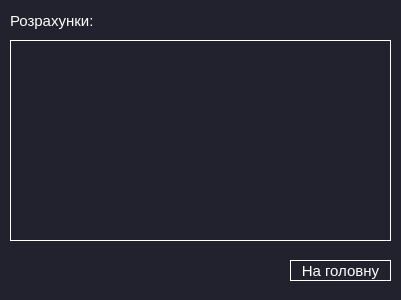
The window that resultViushka.ui (NonExistentUsername/proctica) describes before a commit, drawn with Qt 5.
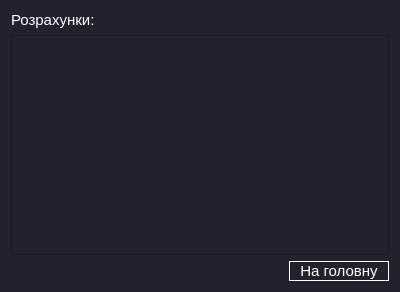
The same window after the commit.

Commit message: it works, i quess

```diff
--- a/resultViushka.ui
+++ b/resultViushka.ui
@@ -6,12 +6,12 @@
    <rect>
     <x>0</x>
     <y>0</y>
-    <width>401</width>
-    <height>300</height>
+    <width>400</width>
+    <height>292</height>
    </rect>
   </property>
   <property name="sizePolicy">
-   <sizepolicy hsizetype="Preferred" vsizetype="Preferred">
+   <sizepolicy hsizetype="Expanding" vsizetype="Expanding">
     <horstretch>0</horstretch>
     <verstretch>0</verstretch>
    </sizepolicy>
@@ -23,15 +23,9 @@
    <string notr="true">background:#22222e;
 </string>
   </property>
+  <layout class="QVBoxLayout" name="verticalLayout">
+   <item>
   <widget class="QLabel" name="label">
-   <property name="geometry">
-    <rect>
-     <x>10</x>
-     <y>10</y>
-     <width>91</width>
-     <height>21</height>
-    </rect>
-   </property>
    <property name="font">
     <font>
      <pointsize>11</pointsize>
@@ -44,14 +38,32 @@
     <string>Розрахунки:</string>
    </property>
   </widget>
+   </item>
+   <item>
+    <widget class="QTableView" name="tableView"/>
+   </item>
+   <item>
+    <layout class="QHBoxLayout" name="horizontalLayout">
+     <item>
+      <spacer name="horizontalSpacer">
+       <property name="orientation">
+        <enum>Qt::Horizontal</enum>
+       </property>
+       <property name="sizeHint" stdset="0">
+        <size>
+         <width>268</width>
+         <height>20</height>
+        </size>
+       </property>
+      </spacer>
+     </item>
+     <item>
   <widget class="QPushButton" name="pushButton">
-   <property name="geometry">
-    <rect>
-     <x>290</x>
-     <y>260</y>
-     <width>101</width>
-     <height>21</height>
-    </rect>
+       <property name="minimumSize">
+        <size>
+         <width>100</width>
+         <height>0</height>
+        </size>
    </property>
    <property name="font">
     <font>
@@ -70,51 +82,10 @@
     <string>На головну</string>
    </property>
   </widget>
-  <widget class="QTableView" name="tableView">
-   <property name="geometry">
-    <rect>
-     <x>10</x>
-     <y>40</y>
-     <width>381</width>
-     <height>201</height>
-    </rect>
-   </property>
-   <property name="sizePolicy">
-    <sizepolicy hsizetype="Maximum" vsizetype="Maximum">
-     <horstretch>200</horstretch>
-     <verstretch>200</verstretch>
-    </sizepolicy>
-   </property>
-   <property name="minimumSize">
-    <size>
-     <width>150</width>
-     <height>150</height>
-    </size>
-   </property>
-   <property name="maximumSize">
-    <size>
-     <width>381</width>
-     <height>201</height>
-    </size>
-   </property>
-   <property name="styleSheet">
-    <string notr="true">border-color: rgb(255, 255, 255);
-color:white;
-border:1px solid white;</string>
-   </property>
-   <property name="midLineWidth">
-    <number>1</number>
-   </property>
-   <property name="sizeAdjustPolicy">
-    <enum>QAbstractScrollArea::AdjustIgnored</enum>
-   </property>
-   <attribute name="horizontalHeaderCascadingSectionResizes">
-    <bool>true</bool>
-   </attribute>
-   <attribute name="verticalHeaderCascadingSectionResizes">
-    <bool>true</bool>
-   </attribute>
-  </widget>
+     </item>
+    </layout>
+   </item>
+  </layout>
  </widget>
  <resources/>
  <connections/>
```
Lines whose indentation alone changed are shown as unchanged. The commit also changes 1 other file.
